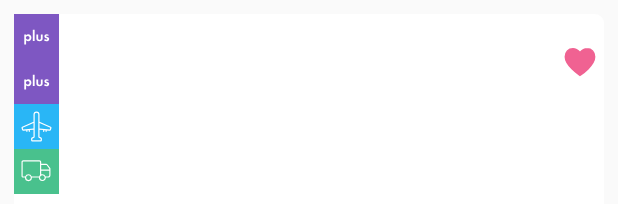
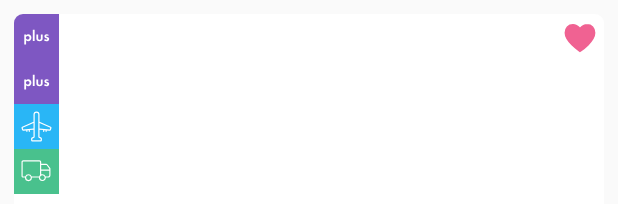
Before and after one commit to irvingDevMobi/favorites, an Android app: the layout item_product.xml on its own in the app's theme, with its tools: preview values and no code run, on a phone screen of 412 x 824 dp. Shown: the top 204 px of the screen. Run offline under Robolectric (Android 15) with nearby library versions, the phone set to English and light mode, and no system bars; network calls fail.

Commit message:
Fixing some designs

```diff
--- a/app/src/main/AndroidManifest.xml
+++ b/app/src/main/AndroidManifest.xml
@@ -13,7 +13,7 @@
         android:supportsRtl="true"
         android:theme="@style/AppTheme">
         <activity android:name=".mvvm.view.MainActivity"
-            android:label="@string/empty">
+            android:screenOrientation="portrait">
             <intent-filter>
                 <action android:name="android.intent.action.MAIN" />
                 <category android:name="android.intent.category.LAUNCHER" />
--- a/app/src/main/java/lopez/irving/favorites/mvvm/view/MainActivity.java
+++ b/app/src/main/java/lopez/irving/favorites/mvvm/view/MainActivity.java
@@ -36,6 +36,7 @@ public class MainActivity extends BaseActivity<MainViewModel> {
         super.onCreate(savedInstanceState);
         setContentView(R.layout.activity_main);
         Toolbar toolbar = findViewById(R.id.main_toolbar);
+        toolbar.setTitle(R.string.empty);
         setSupportActionBar(toolbar);
 
         RecyclerView recyclerView = findViewById(R.id.main_recycler);
--- /dev/null
+++ b/app/src/main/java/lopez/irving/favorites/mvvm/view/custom/RoundedCardView.java
@@ -0,0 +1,57 @@
+package lopez.irving.favorites.mvvm.view.custom;
+
+import android.content.Context;
+import android.content.res.TypedArray;
+import android.graphics.Canvas;
+import android.graphics.Path;
+import android.graphics.RectF;
+import android.support.annotation.DimenRes;
+import android.util.AttributeSet;
+import android.widget.RelativeLayout;
+
+import lopez.irving.favorites.R;
+
+public class RoundedCardView extends RelativeLayout {
+    private float radius;
+
+    public RoundedCardView(Context context) {
+        super(context);
+        init(context, null);
+    }
+
+    public RoundedCardView(Context context, AttributeSet attrs) {
+        super(context, attrs);
+        init(context, attrs);
+    }
+
+    public RoundedCardView(Context context, AttributeSet attrs, int defStyleAttr) {
+        super(context, attrs, defStyleAttr);
+        init(context, attrs);
+    }
+
+    private void init(Context context, AttributeSet attrs) {
+        TypedArray typedArray = context.getTheme().obtainStyledAttributes(attrs, R.styleable.RoundedView, 0, 0);
+        try {
+            radius = typedArray.getDimension(R.styleable.RoundedView_borderRadius, getResources().getDimension(R.dimen.container_radius));
+        } finally {
+            typedArray.recycle();
+        }
+    }
+
+    @Override
+    protected void onDraw(Canvas canvas) {
+        Path clipPath = new Path();
+        RectF cardRectF = new RectF(0, 0, this.getWidth(), this.getHeight());
+        clipPath.addRoundRect(cardRectF, radius, radius, Path.Direction.CW);
+        canvas.clipPath(clipPath);
+        super.onDraw(canvas);
+    }
+
+    public float getRadius() {
+        return radius;
+    }
+
+    public void setRadius(@DimenRes int radius) {
+        this.radius = getResources().getDimension(radius);
+    }
+}
--- a/app/src/main/res/layout/activity_main.xml
+++ b/app/src/main/res/layout/activity_main.xml
@@ -34,6 +34,7 @@
 
     <android.support.v7.widget.RecyclerView
         android:id="@+id/main_recycler"
+        android:background="@color/colorPrimary"
         android:layout_width="match_parent"
         android:layout_height="match_parent"/>
 
--- a/app/src/main/res/layout/item_product.xml
+++ b/app/src/main/res/layout/item_product.xml
@@ -1,59 +1,60 @@
 <?xml version="1.0" encoding="utf-8"?>
-<RelativeLayout xmlns:android="http://schemas.android.com/apk/res/android"
+<lopez.irving.favorites.mvvm.view.custom.RoundedCardView xmlns:android="http://schemas.android.com/apk/res/android"
+    xmlns:app="http://schemas.android.com/apk/res-auto"
     xmlns:tools="http://schemas.android.com/tools"
+    android:layout_width="wrap_content"
+    android:layout_height="@dimen/product_height"
+    android:layout_margin="@dimen/product_margin"
     android:background="@drawable/product_background"
-    android:layout_margin="@dimen/product_margin"
-    android:layout_width="wrap_content"
-    android:layout_height="@dimen/product_height">
+    app:borderRadius="@dimen/container_radius">
 
     <ImageView
         android:id="@+id/product_item_image"
-        android:scaleType="fitXY"
+        android:layout_width="match_parent"
+        android:layout_height="match_parent"
         android:layout_centerInParent="true"
-        android:layout_width="match_parent"
-        android:layout_height="match_parent" />
+        android:scaleType="fitXY" />
 
     <LinearLayout
+        android:layout_width="wrap_content"
+        android:layout_height="wrap_content"
         android:layout_alignParentStart="true"
         android:layout_alignParentTop="true"
-        android:orientation="vertical"
-        android:layout_width="wrap_content"
-        android:layout_height="wrap_content">
+        android:orientation="vertical">
 
         <ImageView
             android:id="@+id/product_item_condition"
-            tools:src="@drawable/ic_nd_ic_plus_30"
             android:layout_width="wrap_content"
-            android:layout_height="wrap_content" />
+            android:layout_height="wrap_content"
+            tools:src="@drawable/ic_nd_ic_plus_30" />
 
         <ImageView
             android:id="@+id/product_item_level"
-            tools:src="@drawable/ic_nd_ic_plus_30"
             android:layout_width="wrap_content"
-            android:layout_height="wrap_content" />
+            android:layout_height="wrap_content"
+            tools:src="@drawable/ic_nd_ic_plus_30" />
 
         <ImageView
             android:id="@+id/product_item_imported"
-            android:src="@drawable/ic_nd_ic_international_30"
             android:layout_width="wrap_content"
-            android:layout_height="wrap_content" />
+            android:layout_height="wrap_content"
+            android:src="@drawable/ic_nd_ic_international_30" />
 
         <ImageView
             android:id="@+id/product_item_free_shipping"
-            android:src="@drawable/ic_nd_ic_free_shipping_30"
             android:layout_width="wrap_content"
-            android:layout_height="wrap_content" />
+            android:layout_height="wrap_content"
+            android:src="@drawable/ic_nd_ic_free_shipping_30" />
 
     </LinearLayout>
 
-
     <ImageView
         android:id="@+id/product_item_favorite"
+        android:layout_width="wrap_content"
+        android:layout_height="wrap_content"
+        android:layout_alignParentEnd="true"
         android:layout_alignParentTop="true"
-        android:layout_alignParentEnd="true"
-        android:layout_margin="@dimen/product_favorite_icon_margin"
-        android:src="@drawable/ic_nd_ic_add_fav_on_32"
-        android:layout_width="wrap_content"
-        android:layout_height="wrap_content" />
+        android:layout_marginEnd="@dimen/product_favorite_icon_margin"
+        android:src="@drawable/ic_nd_ic_add_fav_on_32" />
 
-</RelativeLayout>
+</lopez.irving.favorites.mvvm.view.custom.RoundedCardView>
--- /dev/null
+++ b/app/src/main/res/values/attrs.xml
@@ -0,0 +1,6 @@
+<?xml version="1.0" encoding="utf-8"?>
+<resources>
+    <declare-styleable name="RoundedView">
+        <attr name="borderRadius" format="dimension" />
+    </declare-styleable>
+</resources>
--- a/app/src/main/res/values/dimens.xml
+++ b/app/src/main/res/values/dimens.xml
@@ -5,7 +5,7 @@
     <dimen name="container_radius">6dp</dimen>
     <dimen name="products_header_padding">32dp</dimen>
     <dimen name="product_margin">9dp</dimen>
-    <dimen name="product_favorite_icon_margin">16dp</dimen>
+    <dimen name="product_favorite_icon_margin">10dp</dimen>
     <dimen name="collection_images_container_padding">10dp</dimen>
     <dimen name="collection_image_small_size">46dp</dimen>
     <dimen name="collection_image_size">100dp</dimen>
```
Also changed, not shown: app/src/main/res/values/colors.xml (+5 -5 lines).
